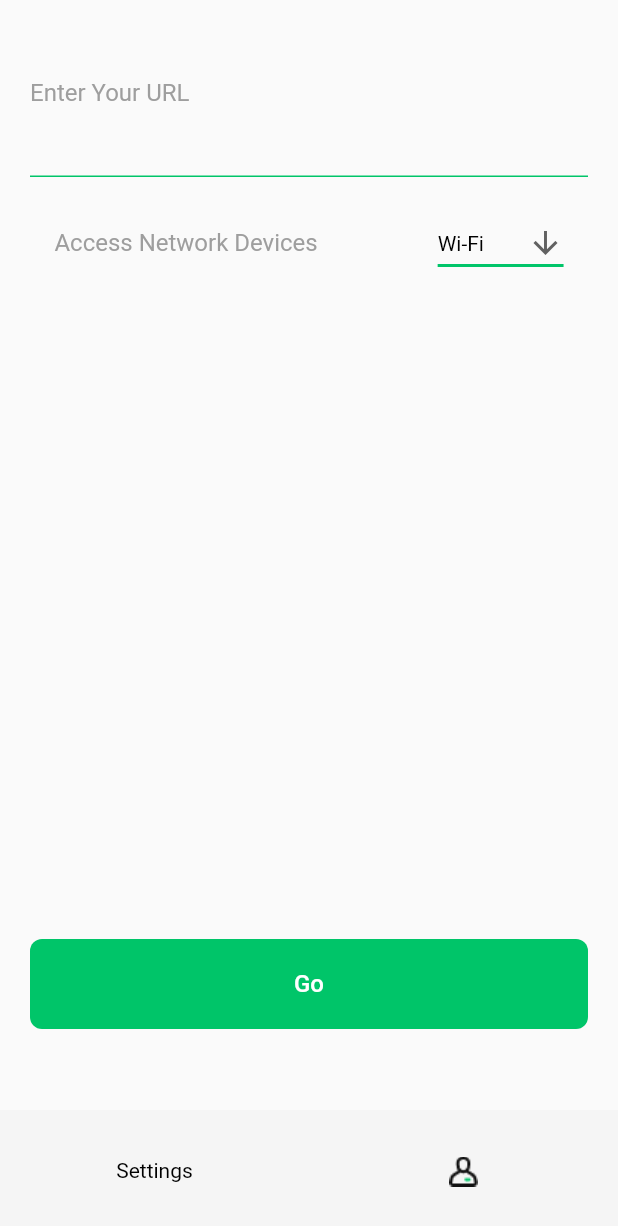
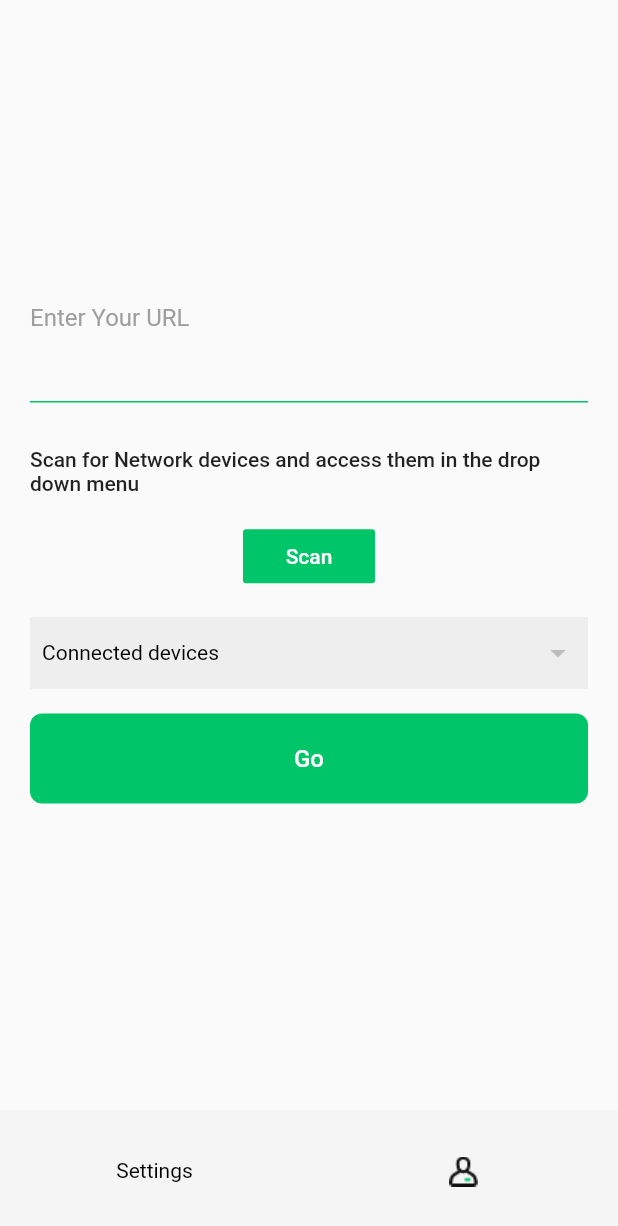
Before and after one commit to Adham45/flutter_task_easacc, a Flutter app: the screen it shows once a user with an empty profile is signed in, on a phone screen of 412 x 824 dp. Shown: the top 1226 px of the screen. Run offline on Flutter 3.47's test engine with Material 2 defaults, Android fonts, the phone set to English and light mode, and no system bars; our stand-ins replace cloud_firestore, connectivity, firebase_auth, firebase_core, flutter_blue, fluttertoast and 5 more; missing offline and left inert: flutter_facebook_auth; accounts and stored records are empty; network calls fail; Roboto replaces fonts that are missing (Poppins).

Commit message:
Adding Access Network Devices

```diff
--- /dev/null
+++ b/lib/core/services/alerts.dart
@@ -0,0 +1,24 @@
+import 'package:flutter/material.dart';
+import 'package:fluttertoast/fluttertoast.dart';
+
+class Alerts {
+  static void showSnackBar(BuildContext context, String message) {
+    ScaffoldMessenger.of(context).showSnackBar(
+      SnackBar(
+        backgroundColor: Colors.redAccent,
+        content: Text(
+          message,
+          style: const TextStyle(color: Colors.white),
+        ),
+      ),
+    );
+  }
+
+  static void showToast(String msg) {
+    Fluttertoast.showToast(
+      msg: msg,
+      backgroundColor: Colors.grey.shade200,
+      textColor: Colors.black,
+    );
+  }
+}
--- /dev/null
+++ b/lib/core/values.dart
@@ -0,0 +1,5 @@
+import 'package:flutter/material.dart';
+
+final size = MediaQueryData.fromWindow(WidgetsBinding.instance!.window);
+final deviceHeight = size.size.height;
+final deviceWidth = size.size.width;
--- /dev/null
+++ b/lib/view/access_network_devices.dart
@@ -0,0 +1,96 @@
+import 'package:easacc_task/constants.dart';
+import 'package:easacc_task/core/services/alerts.dart';
+import 'package:flutter/material.dart';
+
+import 'package:flutter_blue/flutter_blue.dart';
+
+import '../../core/values.dart';
+
+class AccessNetworkDevicesComponent extends StatefulWidget {
+  const AccessNetworkDevicesComponent({Key? key}) : super(key: key);
+
+  @override
+  State<AccessNetworkDevicesComponent> createState() =>
+      _AccessNetworkDevicesComponentState();
+}
+
+class _AccessNetworkDevicesComponentState
+    extends State<AccessNetworkDevicesComponent> {
+  final FlutterBlue instance = FlutterBlue.instance;
+  List<ScanResult> devices = [];
+
+  @override
+  Widget build(BuildContext context) {
+    return Column(
+      children: [
+        const Align(
+          alignment: AlignmentDirectional.centerStart,
+          child: Text(
+            "Scan for Network devices and access them in the drop down menu",
+            style: TextStyle(fontWeight: FontWeight.w500),
+          ),
+        ),
+        SizedBox(height: deviceHeight * 0.02),
+        MaterialButton(
+          elevation: 0.0,
+          child: const Text("Scan", style: TextStyle(color: Colors.white)),
+          color: primaryColor,
+          onPressed: () {
+            instance.startScan(
+              timeout: const Duration(seconds: 10),
+            );
+          },
+        ),
+        SizedBox(height: deviceHeight * 0.02),
+        StreamBuilder<List<ScanResult>>(
+          stream: instance.scanResults,
+          builder: (context, snapshot) {
+            if (snapshot.data != null) {
+              devices = snapshot.data!;
+            }
+            return DecoratedBox(
+              decoration: BoxDecoration(color: Colors.grey.shade200),
+              child: Padding(
+                padding: const EdgeInsets.symmetric(horizontal: 8.0),
+                child: DropdownButton<int>(
+                  items: snapshot.data == null
+                      ? []
+                      : List.generate(
+                    devices.length,
+                        (index) => DropdownMenuItem(
+                      value: index,
+                      child: Text(snapshot.data![index].device.id.id),
+                    ),
+                  ),
+                  isExpanded: true,
+                  borderRadius: BorderRadius.circular(8.0),
+                  onChanged: (index) async {
+                    Alerts.showToast("Should connect to the device on tap");
+                    await devices[index!].device.connect();
+                  },
+                  elevation: 0,
+                  underline: Container(),
+                  style: const TextStyle(color: Colors.black),
+                  dropdownColor: Colors.grey.shade200,
+                  hint: const Text(
+                    "Connected devices",
+                    style: TextStyle(color: Colors.black),
+                  ),
+                ),
+              ),
+            );
+          },
+        ),
+        SizedBox(height: deviceHeight * 0.02),
+        StreamBuilder<bool>(
+          stream: instance.isScanning,
+          builder: (context, snapshot) => snapshot.data != null
+              ? snapshot.data!
+              ? const Text("Scanning...")
+              : Container()
+              : Container(),
+        ),
+      ],
+    );
+  }
+}
--- a/lib/view/settings_view.dart
+++ b/lib/view/settings_view.dart
@@ -4,6 +4,8 @@ import 'package:easacc_task/view/widgets/custom_button.dart';
 import 'package:easacc_task/view/widgets/custom_text.dart';
 
 import 'package:flutter/material.dart';
+
+import 'access_network_devices.dart';
 
 class SettingsScreen extends StatefulWidget {
   const SettingsScreen({Key? key}) : super(key: key);
@@ -14,11 +16,11 @@ class SettingsScreen extends StatefulWidget {
 
 class _SettingsScreenState extends State<SettingsScreen> {
   TextEditingController textFieldController = TextEditingController();
-  String dropdownValue = 'Wi-Fi';
 
   @override
   Widget build(BuildContext context) {
-    return Scaffold(
+    return SafeArea(
+      child: Scaffold(
         body: Center(
           child: Padding(
             padding: const EdgeInsets.all(20.0),
@@ -45,45 +47,9 @@ class _SettingsScreenState extends State<SettingsScreen> {
                   SizedBox(
                     height: 20,
                   ),
-                Row(
-                  mainAxisAlignment: MainAxisAlignment.center,
-                  children: [
-                    CustomText(
-                      text: "Access Network Devices",
-                      color: Colors.grey,
-                    ),
-                    SizedBox(
-                      width: 80,
-                    ),
-                    DropdownButton<String>(
-                      value: dropdownValue,
-                      icon: const Icon(Icons.arrow_downward),
-                      elevation: 16,
-                      style: const TextStyle(
-                        color: Colors.black,
-                      ),
-                      underline: Container(
-                        height: 2,
-                        color: primaryColor,
-                      ),
-                      onChanged: (String? newValue) {
-                        setState(() {
-                          dropdownValue = newValue!;
-                        });
-                      },
-                      items: <String>['Wi-Fi', 'Bluetooth']
-                          .map<DropdownMenuItem<String>>((String value) {
-                        return DropdownMenuItem<String>(
-                          value: value,
-                          child: Text(value),
-                        );
-                      }).toList(),
-                    ),
-                  ],
-                ),
-                SizedBox(
-                  height: 440,
-                ),
+                  SizedBox(height: 10,),
+                  AccessNetworkDevicesComponent(),
+
                   CustomGeneralButton(
                     text: "Go",
                     onTap: () {
@@ -91,6 +57,7 @@ class _SettingsScreenState extends State<SettingsScreen> {
                     },
                   ),
                 ],
+              ),
             ),
           ),
         ),
--- a/pubspec.yaml
+++ b/pubspec.yaml
@@ -44,6 +44,8 @@ dependencies:
   cloud_firestore: ^3.1.14
   connectivity: ^3.0.6
   webview_flutter: ^3.0.2
+  flutter_blue: ^0.8.0
+  fluttertoast: ^8.0.9
 dev_dependencies:
   flutter_test:
     sdk: flutter
```
Also changed, not shown: pubspec.lock, 2 other files. Lines whose indentation alone changed are shown as unchanged.
